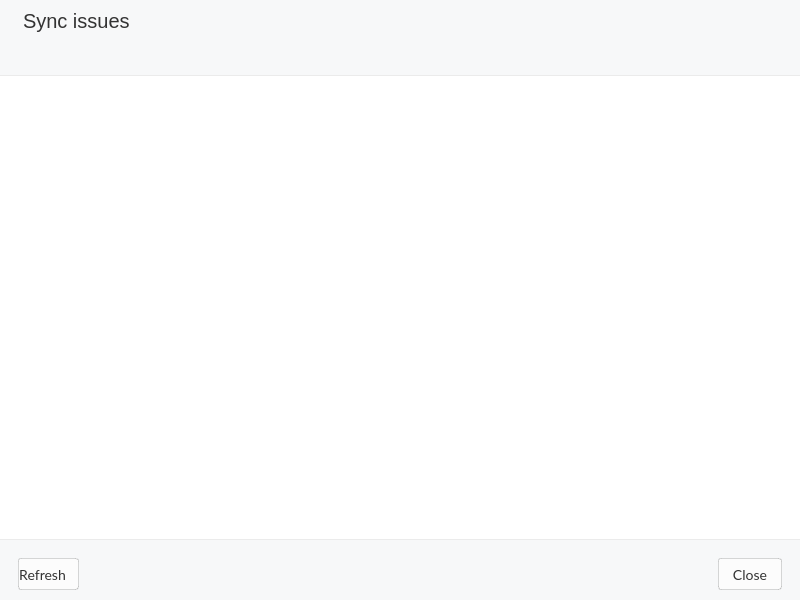
Above: src/MEGASync/stalled_issues/gui/macx/StalledIssuesDialog.ui from meganz/MEGAsync before the change. Below: the same form after it.
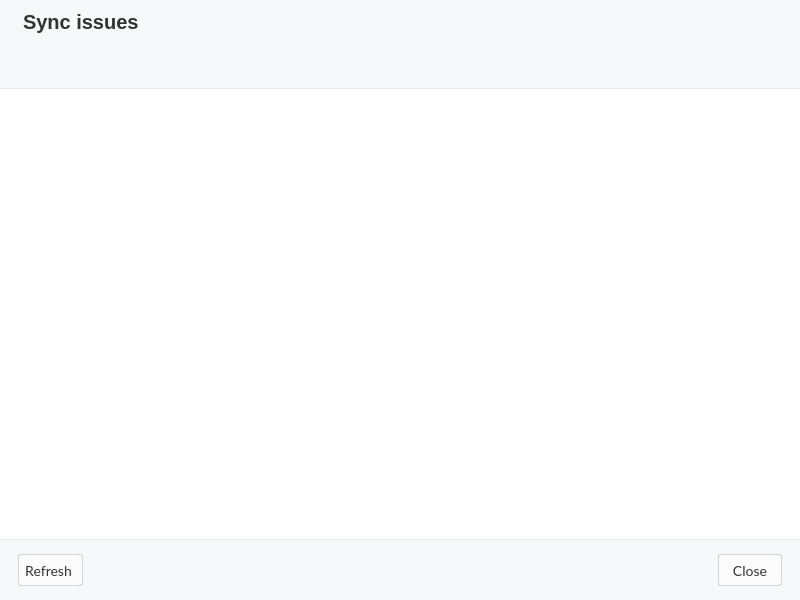
That is the form after the change. Icons and pictures are not drawn. Custom widgets are drawn as their Qt base class.

Diff of the .ui file:
```diff
--- a/src/MEGASync/stalled_issues/gui/macx/StalledIssuesDialog.ui
+++ b/src/MEGASync/stalled_issues/gui/macx/StalledIssuesDialog.ui
@@ -58,6 +58,18 @@
    </property>
    <item>
     <widget class="QWidget" name="header" native="true">
+     <property name="minimumSize">
+      <size>
+       <width>0</width>
+       <height>88</height>
+      </size>
+     </property>
+     <property name="maximumSize">
+      <size>
+       <width>16777215</width>
+       <height>88</height>
+      </size>
+     </property>
      <property name="styleSheet">
       <string notr="true">#header
 {
@@ -67,21 +79,22 @@
 
 #title QLabel
 {
-  font-family: &quot;Lato Semibold&quot;;
+  font-family: &quot;Poppins&quot;;
   font-size:20px;
-  font-weight: 400;
+  line-height: 30px;
+  font-weight: 600;
   color: #333333;
 }</string>
      </property>
      <layout class="QVBoxLayout" name="verticalLayout_3">
       <property name="spacing">
-       <number>0</number>
+       <number>10</number>
       </property>
       <property name="leftMargin">
        <number>23</number>
       </property>
       <property name="topMargin">
-       <number>0</number>
+       <number>10</number>
       </property>
       <property name="rightMargin">
        <number>0</number>
@@ -94,13 +107,13 @@
         <property name="minimumSize">
          <size>
           <width>0</width>
-          <height>42</height>
+          <height>0</height>
          </size>
         </property>
         <property name="maximumSize">
          <size>
           <width>16777215</width>
-          <height>42</height>
+          <height>16777215</height>
          </size>
         </property>
         <layout class="QHBoxLayout" name="horizontalLayout">
@@ -153,7 +166,7 @@
         <property name="minimumSize">
          <size>
           <width>0</width>
-          <height>26</height>
+          <height>0</height>
          </size>
         </property>
         <property name="styleSheet">
@@ -161,7 +174,7 @@
         </property>
         <layout class="QHBoxLayout" name="horizontalLayout_3">
          <property name="spacing">
-          <number>7</number>
+          <number>8</number>
          </property>
          <property name="leftMargin">
           <number>0</number>
@@ -279,7 +292,9 @@
       <string notr="true">QStackedWidget
 {
     border-top: 1px solid rgba(0,0,0,0.08);
-    border-bottom: 1px solid rgba(0,0,0,0.08);
+    border-bottom: 1px solid rgba(0,0,0,0.08); 
+    border-left: 0px;
+    border-right: 0px;
 }
 </string>
      </property>
@@ -517,7 +532,8 @@
 
 #updateButton
 {
-    padding-right: 12px;
+    padding-left: 6px;
+    padding-right: 10px;
 }</string>
      </property>
      <layout class="QHBoxLayout" name="horizontalLayout_2">
@@ -528,13 +544,13 @@
        <number>18</number>
       </property>
       <property name="topMargin">
-       <number>18</number>
+       <number>0</number>
       </property>
       <property name="rightMargin">
        <number>18</number>
       </property>
       <property name="bottomMargin">
-       <number>14</number>
+       <number>0</number>
       </property>
       <item>
        <widget class="QPushButton" name="updateButton">
```
